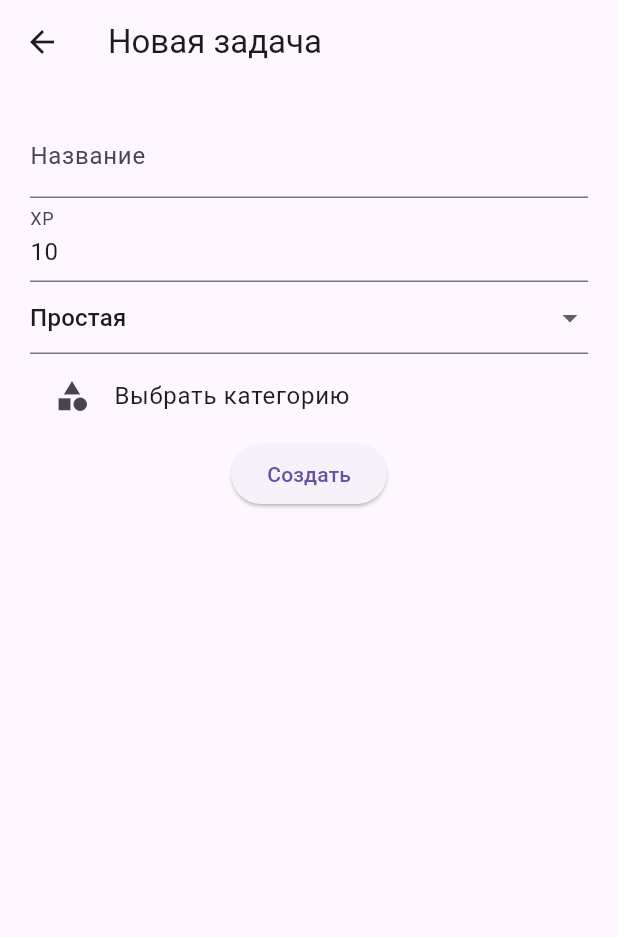
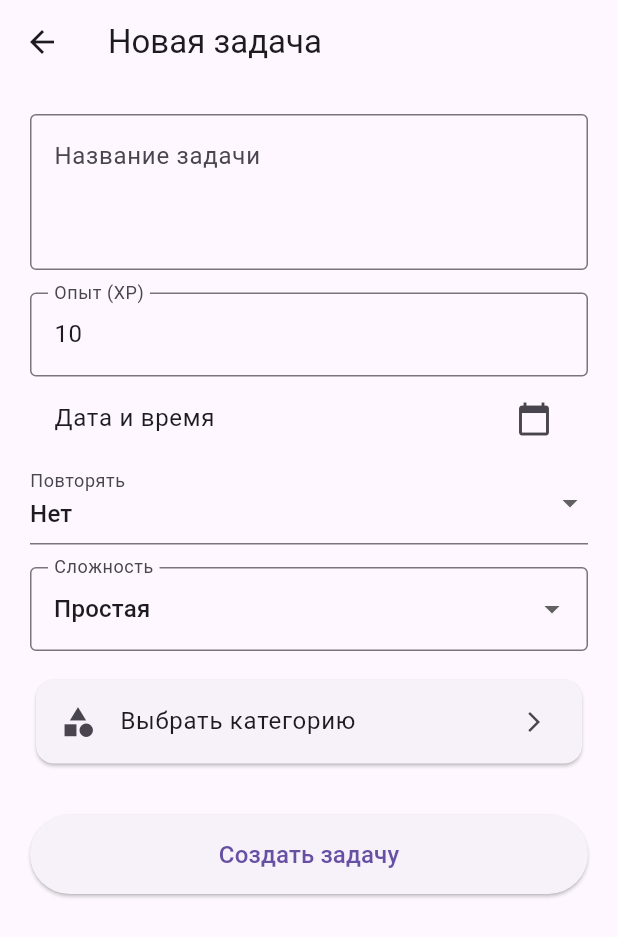
Before and after one commit to Glevob/my_rpg_app, a Flutter app: the screen it shows after launch, after a tap on the "add" icon, on a phone screen of 412 x 824 dp. Shown: the top 937 px of the screen. Run offline on Flutter 3.47's test engine with Material 3 defaults, Android fonts, the phone set to English and light mode, and no system bars; our stand-ins replace shared_preferences.

Commit message:
recurrence

```diff
--- a/lib/models/task.dart
+++ b/lib/models/task.dart
@@ -2,6 +2,18 @@
 import 'package:flutter/material.dart';
 
 enum TaskDifficulty { easy, medium, hard, legendary }
+enum Recurrence { none, daily, weekly, monthly }
+extension RecurrenceExtension on Recurrence {
+  String get nameRu {
+    switch (this) {
+      case Recurrence.none: return "Нет";
+      case Recurrence.daily: return "Ежедневно";
+      case Recurrence.weekly: return "Еженедельно";
+      case Recurrence.monthly: return "Ежемесячно";
+      default: return "";
+    }
+  }
+}
 
 class Category {
   String name;
@@ -27,17 +39,24 @@ class Task {
   DateTime? completedAt;
   String? categoryName;
   int? categoryIconCode;
+  DateTime? dueDate;
+  Recurrence recurrence;
+  bool get isOverdue {
+    return dueDate != null && dueDate!.isBefore(DateTime.now()) && !isCompleted;
+  }
 
   Task({
     required this.id, required this.title, required this.experience,
     this.isCompleted = false, this.difficulty = TaskDifficulty.easy,
     this.completedAt, this.categoryName, this.categoryIconCode,
+    this.dueDate, this.recurrence = Recurrence.none,
   });
 
   Map<String, dynamic> toJson() => {
     'id': id, 'title': title, 'experience': experience, 'isCompleted': isCompleted,
     'difficulty': difficulty.index, 'completedAt': completedAt?.toIso8601String(),
     'categoryName': categoryName, 'categoryIconCode': categoryIconCode,
+    'dueDate': dueDate?.toIso8601String(), 'recurrence': recurrence.index,
   };
 
   factory Task.fromJson(Map<String, dynamic> json) => Task(
@@ -47,5 +66,7 @@ class Task {
     difficulty: TaskDifficulty.values[json['difficulty'] ?? 0],
     completedAt: json['completedAt'] != null ? DateTime.parse(json['completedAt']) : null,
     categoryName: json['categoryName'], categoryIconCode: json['categoryIconCode'],
+    dueDate: json['dueDate'] != null ? DateTime.parse(json['dueDate']) : null,
+    recurrence: Recurrence.values[json['recurrence'] ?? 0],
   );
 }
--- a/lib/screens/add_task_screen.dart
+++ b/lib/screens/add_task_screen.dart
@@ -1,15 +1,22 @@
 import 'package:flutter/material.dart';
-import 'package:flutter/services.dart';
+import 'package:intl/intl.dart';
 import '../models/task.dart';
 import '../utils/task_utils.dart';
 import 'category_selection_screen.dart';
 
+
 class AddTaskScreen extends StatefulWidget {
-  final Function(String, int, TaskDifficulty, String?, int?) onAdd;
+  // Обновленная сигнатура: добавили DateTime? и Recurrence
+  final Function(String, int, TaskDifficulty, String?, int?, DateTime?, Recurrence) onAdd;
   final List<Category> categories;
   final Function(List<Category>) onUpdateCategories;
 
-  const AddTaskScreen({super.key, required this.onAdd, required this.categories, required this.onUpdateCategories});
+  const AddTaskScreen({
+    super.key,
+    required this.onAdd,
+    required this.categories,
+    required this.onUpdateCategories,
+  });
 
   @override
   State<AddTaskScreen> createState() => _AddTaskScreenState();
@@ -22,46 +29,149 @@ class _AddTaskScreenState extends State<AddTaskScreen> {
   String? _selectedCatName;
   int? _selectedCatIcon;
 
+  DateTime? _selectedDateTime;
+  Recurrence _selectedRecurrence = Recurrence.none;
+
+  Future<void> _pickDateTime() async {
+    DateTime? date = await showDatePicker(
+      context: context,
+      initialDate: DateTime.now(),
+      firstDate: DateTime.now(),
+      lastDate: DateTime(2030),
+    );
+    if (date != null) {
+      TimeOfDay? time = await showTimePicker(
+        context: context,
+        initialTime: TimeOfDay.now(),
+      );
+      if (time != null) {
+        setState(() {
+          _selectedDateTime = DateTime(date.year, date.month, date.day, time.hour, time.minute);
+        });
+      }
+    }
+  }
+
   @override
   Widget build(BuildContext context) {
     return Scaffold(
-      appBar: AppBar(title: const Text("Новая задача")),
+      appBar: AppBar(
+        title: const Text("Новая задача"),
+      ),
       body: SingleChildScrollView(
         padding: const EdgeInsets.all(20.0),
         child: Column(
+          crossAxisAlignment: CrossAxisAlignment.stretch,
           children: [
+            // Поле для многострочного текста
             TextField(
               controller: _titleController,
-              decoration: const InputDecoration(labelText: "Название"),
+              decoration: const InputDecoration(
+                labelText: "Название задачи",
+                border: OutlineInputBorder(),
+                alignLabelWithHint: true,
+              ),
               keyboardType: TextInputType.multiline,
-              maxLines: null, // Позволяет расти полю
+              maxLines: null,
+              minLines: 3,
             ),
-            TextField(controller: _xpController, keyboardType: TextInputType.number, decoration: const InputDecoration(labelText: "XP")),
+            const SizedBox(height: 15),
+
+            // Поле для XP
+            TextField(
+              controller: _xpController,
+              keyboardType: TextInputType.number,
+              decoration: const InputDecoration(
+                labelText: "Опыт (XP)",
+                border: OutlineInputBorder(),
+              ),
+            ),
+
+            // Выбор даты/времени
+            ListTile(
+              title: Text(_selectedDateTime == null ? "Дата и время" : DateFormat('dd.MM.yyyy HH:mm').format(_selectedDateTime!)),
+              trailing: const Icon(Icons.calendar_today),
+              onTap: _pickDateTime,
+            ),
+
+            // Выбор периодичности
+            DropdownButtonFormField<Recurrence>(
+              value: _selectedRecurrence,
+              decoration: const InputDecoration(labelText: "Повторять"),
+              items: Recurrence.values.map((r) => DropdownMenuItem(
+                value: r, child: Text(r.nameRu)
+              )).toList(),
+              onChanged: (val) => setState(() => _selectedRecurrence = val!),
+            ),
+
+            const SizedBox(height: 15),
+
+            // Выбор сложности
             DropdownButtonFormField<TaskDifficulty>(
               value: _selectedDifficulty,
-              items: TaskDifficulty.values.map((d) => DropdownMenuItem(value: d, child: Text(difficultyNames[d]!))).toList(),
+              decoration: const InputDecoration(
+                labelText: "Сложность",
+                border: OutlineInputBorder(),
+              ),
+              items: TaskDifficulty.values.map((d) => DropdownMenuItem(
+                value: d,
+                child: Text(difficultyNames[d] ?? d.toString())
+              )).toList(),
               onChanged: (val) => setState(() => _selectedDifficulty = val!),
             ),
-            ListTile(
-              leading: Icon(_selectedCatIcon != null ? IconData(_selectedCatIcon!, fontFamily: 'MaterialIcons') : Icons.category),
+            const SizedBox(height: 15),
+
+            // Выбор категории
+            Card(
+              child: ListTile(
+                leading: Icon(
+                  _selectedCatIcon != null
+                    ? IconData(_selectedCatIcon!, fontFamily: 'MaterialIcons')
+                    : Icons.category
+                ),
                 title: Text(_selectedCatName ?? "Выбрать категорию"),
-              onTap: () => Navigator.push(context, MaterialPageRoute(builder: (_) => CategorySelectionScreen(
+                trailing: const Icon(Icons.arrow_forward_ios, size: 16),
+                onTap: () => Navigator.push(
+                  context,
+                  MaterialPageRoute(builder: (_) => CategorySelectionScreen(
                     categories: widget.categories,
                     onUpdateCategories: widget.onUpdateCategories,
                     onCategorySelected: (name, icon) => setState(() {
                       _selectedCatName = name;
                       _selectedCatIcon = icon.codePoint;
-                  _titleController.text = name; // Пример автозаполнения
                     }),
-              ))),
+                  ))
                 ),
+              ),
+            ),
+            const SizedBox(height: 30),
+
+            // Кнопка сохранения
+            // Кнопка сохранения
             ElevatedButton(
+              style: ElevatedButton.styleFrom(
+                padding: const EdgeInsets.symmetric(vertical: 15),
+              ),
               onPressed: () {
                 final xp = int.tryParse(_xpController.text) ?? 0;
-                widget.onAdd(_titleController.text, xp, _selectedDifficulty, _selectedCatName, _selectedCatIcon);
+                if (_titleController.text.isNotEmpty) {
+                  widget.onAdd(
+                    _titleController.text,
+                    xp,
+                    _selectedDifficulty,
+                    _selectedCatName,
+                    _selectedCatIcon,
+                    _selectedDateTime,
+                    _selectedRecurrence,
+                  );
                   Navigator.pop(context);
+                } else {
+                  ScaffoldMessenger.of(context).showSnackBar(
+                    const SnackBar(content: Text("Введите название задачи")),
+                  );
+                }
               },
-              child: const Text("Создать"),
+              child: const Text("Создать задачу", style: TextStyle(fontSize: 16)),
             ),
           ],
         ),
--- a/lib/screens/home_screen.dart
+++ b/lib/screens/home_screen.dart
@@ -1,4 +1,3 @@
-// lib/screens/home_screen.dart
 import 'package:flutter/material.dart';
 import 'dart:convert';
 import 'package:shared_preferences/shared_preferences.dart';
@@ -6,6 +5,7 @@ import '../models/task.dart';
 import '../utils/task_utils.dart';
 import '../utils/level_utils.dart';
 import 'add_task_screen.dart';
+import 'package:intl/intl.dart';
 
 class HomeScreen extends StatefulWidget {
   const HomeScreen({super.key});
@@ -17,33 +17,11 @@ class HomeScreen extends StatefulWidget {
 class _HomeScreenState extends State<HomeScreen> {
   int xp = 0;
   List<Task> tasks = [];
-
   List<Category> categories = [
     Category(name: "Дом", iconCode: Icons.home.codePoint, templates: ["Убраться", "Постирать белье"]),
     Category(name: "Работа", iconCode: Icons.work.codePoint, templates: ["Отчет", "Встреча"]),
   ];
 
-  // 1. Метод сохранения категорий
-Future<void> _saveCategories() async {
-  final prefs = await SharedPreferences.getInstance();
-  // Превращаем список объектов Category в список Map, а затем в строку JSON
-  final encoded = json.encode(categories.map((c) => c.toJson()).toList());
-  await prefs.setString('categories_list', encoded);
-}
-
-// 2. Метод загрузки категорий
-Future<void> _loadCategories() async {
-  final prefs = await SharedPreferences.getInstance();
-  final catsString = prefs.getString('categories_list');
-  if (catsString != null) {
-    setState(() {
-      final List<dynamic> decoded = json.decode(catsString);
-      categories = decoded.map((item) => Category.fromJson(item)).toList();
-    });
-  }
-}
-
-// 3. Вызов _loadCategories в initState
   @override
   void initState() {
     super.initState();
@@ -70,58 +48,51 @@ void initState() {
     });
   }
 
+  Future<void> _saveCategories() async {
+    final prefs = await SharedPreferences.getInstance();
+    final encoded = json.encode(categories.map((c) => c.toJson()).toList());
+    await prefs.setString('categories_list', encoded);
+  }
+
+  Future<void> _loadCategories() async {
+    final prefs = await SharedPreferences.getInstance();
+    final catsString = prefs.getString('categories_list');
+    if (catsString != null) {
+      setState(() {
+        final List<dynamic> decoded = json.decode(catsString);
+        categories = decoded.map((item) => Category.fromJson(item)).toList();
+      });
+    }
+  }
+
   // --- УПРАВЛЕНИЕ ЗАДАЧАМИ ---
-  void _addTask(String title, int exp, TaskDifficulty diff, String? categoryName, int? categoryIconCode) {
+  void _addTask(String title, int exp, TaskDifficulty diff, String? categoryName, int? categoryIconCode, DateTime? dueDate, Recurrence recurrence) {
   setState(() {
     tasks.add(Task(
       id: DateTime.now().toString(),
       title: title,
       experience: exp,
       difficulty: diff,
-        categoryName: categoryName, // Передаем новые данные
+      categoryName: categoryName,
       categoryIconCode: categoryIconCode,
+      dueDate: dueDate,
+      recurrence: recurrence,
     ));
     _saveData();
   });
 }
 
   void _toggleTask(int index) {
+    final task = tasks[index];
+
+    // Если задача просрочена, не даем менять её статус
+    if (task.isOverdue) return;
+
     setState(() {
-    final task = tasks[index];
       task.isCompleted = !task.isCompleted;
-
-    // Если задача выполнена, запоминаем время, иначе обнуляем
       task.completedAt = task.isCompleted ? DateTime.now() : null;
-
       _saveData();
     });
-}
-
-  void _deleteCompletedTasks() {
-    if (pendingXp == 0) return; // Если задач нет, ничего не делаем
-
-    showDialog(
-      context: context,
-      builder: (BuildContext context) {
-        return AlertDialog(
-          title: const Text("Подтверждение"),
-          content: Text("Вы хотите сдать $pendingXp XP и удалить выполненные задачи?"),
-          actions: [
-            TextButton(
-              onPressed: () => Navigator.of(context).pop(), // Закрыть окно
-              child: const Text("Нет"),
-            ),
-            TextButton(
-              onPressed: () {
-                Navigator.of(context).pop(); // Закрыть окно перед выполнением
-                _performCleanup(); // Вызываем саму логику удаления
-              },
-              child: const Text("Да"),
-            ),
-          ],
-        );
-      },
-    );
   }
 
   void _deleteTask(Task task) {
@@ -129,17 +100,13 @@ void initState() {
       context: context,
       builder: (ctx) => AlertDialog(
         title: const Text("Удалить задачу?"),
-        // Используем название задачи в тексте сообщения
-        content: Text('Вы действительно хотите удалить задачу "${task.title}"? Это действие нельзя отменить.'),
+        content: Text('Вы действительно хотите удалить задачу "${task.title}"?'),
         actions: [
-          TextButton(
-            onPressed: () => Navigator.pop(ctx),
-            child: const Text("Отмена")
-          ),
+          TextButton(onPressed: () => Navigator.pop(ctx), child: const Text("Отмена")),
           TextButton(
             onPressed: () {
               setState(() {
-                tasks.remove(task); // Удаляем объект напрямую из списка
+                tasks.remove(task);
                 _saveData();
               });
               Navigator.pop(ctx);
@@ -151,36 +118,20 @@ void initState() {
     );
   }
 
-  Widget _buildTaskTile(Task task) {
-    return Card(
-      color: getDifficultyColor(task.difficulty),
-      child: Padding(
-        padding: const EdgeInsets.symmetric(vertical: 8.0),
-        child: ListTile(
-          onTap: () => _toggleTask(tasks.indexOf(task)),
-          leading: Checkbox(
-            value: task.isCompleted,
-            onChanged: (_) => _toggleTask(tasks.indexOf(task)),
-          ),
-          // Используем title, который может растягиваться
-          title: Text(
-            task.title,
-            style: TextStyle(
-              decoration: task.isCompleted ? TextDecoration.lineThrough : null,
-            ),
-          ),
-          // Убираем потенциальные конфликты с Row
-          trailing: Column(
-            mainAxisAlignment: MainAxisAlignment.center,
-            children: [
-              Text("${task.experience} XP"),
-              GestureDetector(
-                onTap: () => _deleteTask(task),
-                child: const Icon(Icons.delete_outline, color: Colors.redAccent),
-              ),
+  void _deleteCompletedTasks() {
+    if (pendingXp == 0) return;
+    showDialog(
+      context: context,
+      builder: (BuildContext context) => AlertDialog(
+        title: const Text("Подтверждение"),
+        content: Text("Сдать $pendingXp XP и удалить выполненные задачи?"),
+        actions: [
+          TextButton(onPressed: () => Navigator.pop(context), child: const Text("Нет")),
+          TextButton(onPressed: () {
+            _performCleanup();
+            Navigator.pop(context);
+          }, child: const Text("Да")),
         ],
-          ),
-        ),
       ),
     );
   }
@@ -191,87 +142,101 @@ void initState() {
       tasks.removeWhere((task) => task.isCompleted);
       _saveData();
     });
+  }
 
-    ScaffoldMessenger.of(context).showSnackBar(
-      const SnackBar(content: Text("Задачи сданы, опыт начислен!")),
+  // --- ВИДЖЕТЫ ---
+  Widget _buildTaskTile(Task task) {
+    final dateFormat = DateFormat('dd.MM HH:mm');
+    final bool overdue = task.isOverdue;
+
+    return Card(
+      color: overdue ? Colors.red[50] : getDifficultyColor(task.difficulty),
+      child: ListTile(
+        onTap: overdue ? null : () => _toggleTask(tasks.indexOf(task)), // Блокируем нажатие
+        leading: Checkbox(
+          value: task.isCompleted || overdue, // Чекбокс активен, если выполнено или просрочено
+          onChanged: overdue ? null : (_) => _toggleTask(tasks.indexOf(task)),
+        ),
+        title: Column(
+        crossAxisAlignment: CrossAxisAlignment.start,
+        children: [
+          Text(
+            task.title,
+            style: TextStyle(
+              // Зачеркиваем, если выполнено ИЛИ просрочено
+              decoration: (task.isCompleted || overdue) ? TextDecoration.lineThrough : null,
+              color: overdue ? Colors.red : Colors.black, // Красный текст для просроченных
+              fontWeight: overdue ? FontWeight.bold : FontWeight.normal,
+            ),
+          ),
+          if (overdue)
+            const Text("ПРОСРОЧЕНО", style: TextStyle(fontSize: 10, color: Colors.red)),
+            if (task.dueDate != null || task.recurrence != Recurrence.none)
+              Padding(
+                padding: const EdgeInsets.only(top: 4),
+                child: Row(
+                  children: [
+                    if (task.dueDate != null)
+                      Text(
+                        dateFormat.format(task.dueDate!),
+                        style: const TextStyle(fontSize: 12, color: Colors.black54),
+                      ),
+                    if (task.dueDate != null && task.recurrence != Recurrence.none)
+                      const Text(" • "),
+                    if (task.recurrence != Recurrence.none)
+                      Text(
+                        task.recurrence.nameRu,
+                        style: const TextStyle(fontSize: 12, fontWeight: FontWeight.bold, color: Colors.indigo),
+                      ),
+                  ],
+                ),
+              ),
+          ],
+        ),
+        trailing: Column(
+          mainAxisAlignment: MainAxisAlignment.center,
+          children: [
+            Text("${task.experience} XP"),
+            GestureDetector(
+              onTap: () => _deleteTask(task),
+              child: const Icon(Icons.delete_outline, color: Colors.redAccent, size: 20),
+            ),
+          ],
+        ),
+      ),
     );
   }
 
-  int get pendingXp => tasks
-    .where((t) => t.isCompleted)
-    .fold(0, (sum, t) => sum + t.experience);
-
-  int get xpAfterCleanup => xp + pendingXp;
+  int get pendingXp => tasks.where((t) => t.isCompleted).fold(0, (sum, t) => sum + t.experience);
 
   @override
   Widget build(BuildContext context) {
-    // 1. Расчеты уровней
     final currentLevel = LevelUtils.getLevelFromXP(xp);
     final currentLevelXp = LevelUtils.getXpInCurrentLevel(xp);
     final requiredForNext = LevelUtils.getRequiredXP(currentLevel);
+    final pending = pendingXp;
+    final targetLevel = LevelUtils.getLevelFromXP(xp + pending);
 
-    final pending = pendingXp;
-    final xpAfterCleanup = xp + pending;
-    final targetLevel = LevelUtils.getLevelFromXP(xpAfterCleanup);
-
-    // 2. Разделение задач для отображения
-    final incompleteTasks = tasks.where((t) => !t.isCompleted).toList()
-      ..sort((a, b) => b.id.compareTo(a.id)); // Невыполненные как раньше (новые сверху)
-
-    final completedTasks = tasks.where((t) => t.isCompleted).toList()
-      ..sort((a, b) => (a.completedAt ?? DateTime(0))
-          .compareTo(b.completedAt ?? DateTime(0)));
+    final incompleteTasks = tasks.where((t) => !t.isCompleted).toList()..sort((a, b) => b.id.compareTo(a.id));
+    final completedTasks = tasks.where((t) => t.isCompleted).toList()..sort((a, b) => (a.completedAt ?? DateTime(0)).compareTo(b.completedAt ?? DateTime(0)));
 
     return Scaffold(
       appBar: AppBar(
         title: const Text("RPG Task Tracker"),
         actions: [
-          IconButton(
-            icon: const Icon(Icons.cleaning_services),
-            onPressed: _deleteCompletedTasks,
-            tooltip: "Сдать задачи",
-          ),
-          Center(
-            child: Padding(
-              padding: const EdgeInsets.only(right: 16),
-              child: Text(
-                pending > 0 ? "XP: $currentLevelXp (+$pending)" : "XP: $currentLevelXp",
-                style: const TextStyle(fontWeight: FontWeight.bold),
-              ),
-            ),
-          ),
+          IconButton(icon: const Icon(Icons.cleaning_services), onPressed: _deleteCompletedTasks),
         ],
       ),
       body: Column(
         children: [
+          // Блок прогресс-бара уровня
           Padding(
             padding: const EdgeInsets.all(16.0),
             child: Column(
               children: [
-                Text(
-                  currentLevel != targetLevel
-                      ? "Уровень $currentLevel -> $targetLevel"
-                      : "Уровень $currentLevel",
-                  style: const TextStyle(fontSize: 20, fontWeight: FontWeight.bold),
-                ),
-                const SizedBox(height: 10),
-                Stack(
-                  children: [
-                    LinearProgressIndicator(
-                      value: ((currentLevelXp + pending) / requiredForNext).clamp(0.0, 1.0),
-                      minHeight: 12,
-                      color: Colors.orange.withOpacity(0.7),
-                      backgroundColor: Colors.grey[300],
-                    ),
-                    LinearProgressIndicator(
-                      value: (currentLevelXp / requiredForNext).clamp(0.0, 1.0),
-                      minHeight: 12,
-                      color: Colors.indigo,
-                      backgroundColor: Colors.transparent,
-                    ),
-                  ],
-                ),
-                const SizedBox(height: 5),
+                Text("Уровень ${currentLevel != targetLevel ? '$currentLevel -> $targetLevel' : currentLevel}",
+                  style: const TextStyle(fontSize: 20, fontWeight: FontWeight.bold)),
+                LinearProgressIndicator(value: (currentLevelXp / requiredForNext).clamp(0.0, 1.0), minHeight: 12),
                 Text("$currentLevelXp / $requiredForNext XP"),
               ],
             ),
@@ -280,19 +245,8 @@ void initState() {
             child: ListView(
               padding: const EdgeInsets.only(bottom: 80),
               children: [
-                // Список невыполненных
                 ...incompleteTasks.map((t) => _buildTaskTile(t)),
-
-                // Разделитель
-                if (incompleteTasks.isNotEmpty && completedTasks.isNotEmpty)
-                  const Divider(thickness: 2, color: Colors.indigo),
-                if (completedTasks.isNotEmpty)
-                  const Padding(
-                    padding: EdgeInsets.symmetric(horizontal: 16.0, vertical: 8.0),
-                    child: Text("Выполнено", style: TextStyle(color: Colors.grey)),
-                  ),
-
-                // Список выполненных
+                if (incompleteTasks.isNotEmpty && completedTasks.isNotEmpty) const Divider(),
                 ...completedTasks.map((t) => _buildTaskTile(t)),
               ],
             ),
@@ -300,19 +254,16 @@ void initState() {
         ],
       ),
       floatingActionButton: FloatingActionButton(
-        onPressed: () => Navigator.push(
-          context,
-          MaterialPageRoute(builder: (_) => AddTaskScreen(
-            onAdd: _addTask, // Теперь сигнатура метода совпадает!
+        onPressed: () => Navigator.push(context, MaterialPageRoute(builder: (_) => AddTaskScreen(
+          onAdd: _addTask,
           categories: categories,
           onUpdateCategories: (newCats) {
             setState(() {
               categories = newCats;
-                _saveCategories(); // Сохраняем при каждом изменении!
+              _saveCategories();
             });
           },
-          )),
-        ),
+        ))),
         child: const Icon(Icons.add),
       ),
     );
--- a/pubspec.yaml
+++ b/pubspec.yaml
@@ -31,6 +31,7 @@ dependencies:
   flutter:
     sdk: flutter
   shared_preferences: ^2.3.0
+  intl: ^0.19.0
 
   # The following adds the Cupertino Icons font to your application.
   # Use with the CupertinoIcons class for iOS style icons.
```
Also changed, not shown: pubspec.lock. Lines whose indentation alone changed are shown as unchanged.
